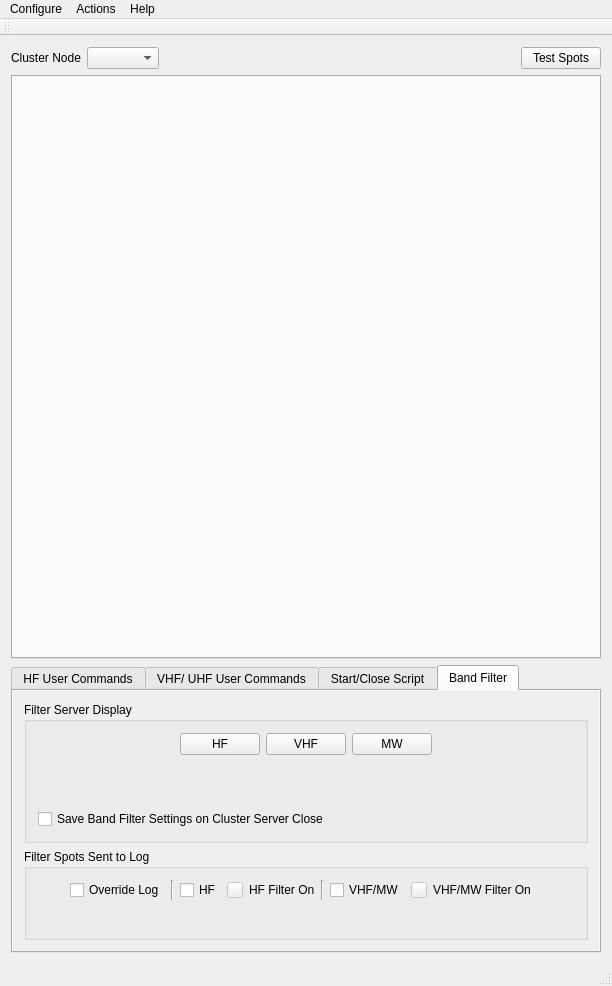
The window that mqt/MqtCluster/clustermainwindow.ui (Rsclub22/Minos2-Mirror) describes before a commit, drawn with Qt 5.
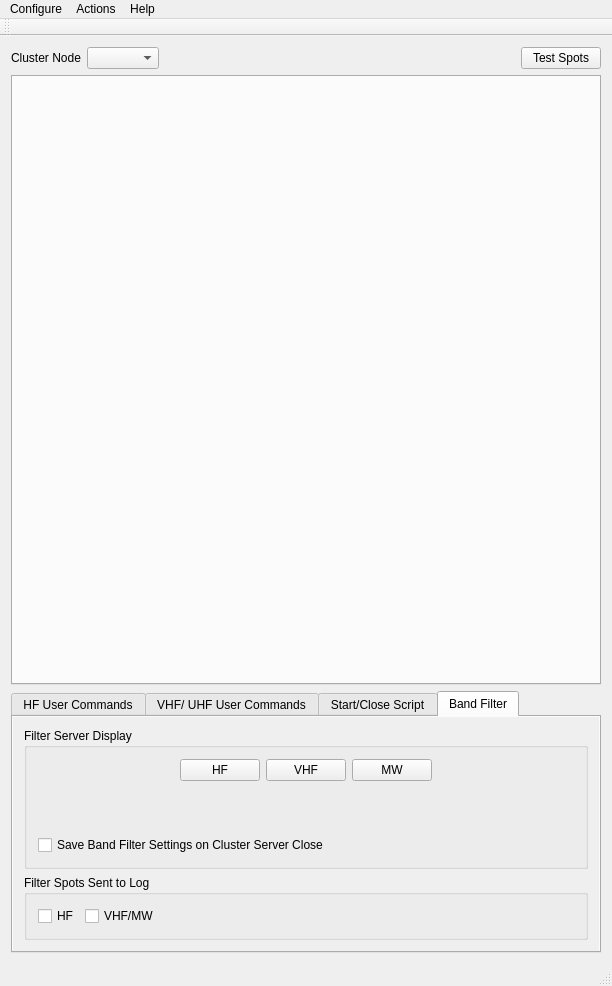
The same window after the commit. Custom widgets are drawn as their Qt base class.

Diff of the .ui file:
```diff
--- a/mqt/MqtCluster/clustermainwindow.ui
+++ b/mqt/MqtCluster/clustermainwindow.ui
@@ -553,36 +553,7 @@
             <property name="title">
              <string>Filter Spots Sent to Log</string>
             </property>
-            <layout class="QVBoxLayout" name="verticalLayout_8">
-             <item>
-              <layout class="QHBoxLayout" name="horizontalLayout_19">
-               <item>
-                <spacer name="horizontalSpacer_5">
-                 <property name="orientation">
-                  <enum>Qt::Horizontal</enum>
-                 </property>
-                 <property name="sizeHint" stdset="0">
-                  <size>
-                   <width>88</width>
-                   <height>17</height>
-                  </size>
-                 </property>
-                </spacer>
-               </item>
-               <item>
-                <widget class="QCheckBox" name="overrideLogCheckBox">
-                 <property name="text">
-                  <string>Override Log</string>
-                 </property>
-                </widget>
-               </item>
-               <item>
-                <widget class="Line" name="line_3">
-                 <property name="orientation">
-                  <enum>Qt::Vertical</enum>
-                 </property>
-                </widget>
-               </item>
+            <layout class="QHBoxLayout" name="horizontalLayout_2">
                <item>
                 <widget class="QCheckBox" name="hfLogFilterCheckBox">
                  <property name="text">
@@ -590,48 +561,6 @@
                  </property>
                 </widget>
                </item>
-               <item>
-                <widget class="QPushButton" name="hfFilterToLogIndicator">
-                 <property name="enabled">
-                  <bool>false</bool>
-                 </property>
-                 <property name="sizePolicy">
-                  <sizepolicy hsizetype="Fixed" vsizetype="Fixed">
-                   <horstretch>0</horstretch>
-                   <verstretch>0</verstretch>
-                  </sizepolicy>
-                 </property>
-                 <property name="minimumSize">
-                  <size>
-                   <width>16</width>
-                   <height>16</height>
-                  </size>
-                 </property>
-                 <property name="maximumSize">
-                  <size>
-                   <width>16</width>
-                   <height>16</height>
-                  </size>
-                 </property>
-                 <property name="text">
-                  <string/>
-                 </property>
-                </widget>
-               </item>
-               <item>
-                <widget class="QLabel" name="label_2">
-                 <property name="text">
-                  <string>HF Filter On</string>
-                 </property>
-                </widget>
-               </item>
-               <item>
-                <widget class="Line" name="line">
-                 <property name="orientation">
-                  <enum>Qt::Vertical</enum>
-                 </property>
-                </widget>
-               </item>
                <item>
                 <widget class="QCheckBox" name="vhfMwLogFilterCheckBox">
                  <property name="text">
@@ -640,67 +569,13 @@
                 </widget>
                </item>
                <item>
-                <widget class="QPushButton" name="vhfMwFilterToLogIndicator">
-                 <property name="enabled">
-                  <bool>false</bool>
-                 </property>
-                 <property name="sizePolicy">
-                  <sizepolicy hsizetype="Fixed" vsizetype="Fixed">
-                   <horstretch>0</horstretch>
-                   <verstretch>0</verstretch>
-                  </sizepolicy>
-                 </property>
-                 <property name="minimumSize">
-                  <size>
-                   <width>16</width>
-                   <height>16</height>
-                  </size>
-                 </property>
-                 <property name="maximumSize">
-                  <size>
-                   <width>16</width>
-                   <height>16</height>
-                  </size>
-                 </property>
-                 <property name="text">
-                  <string/>
-                 </property>
-                </widget>
-               </item>
-               <item>
-                <widget class="QLabel" name="label_3">
-                 <property name="text">
-                  <string>VHF/MW Filter On</string>
-                 </property>
-                </widget>
-               </item>
-               <item>
-                <spacer name="horizontalSpacer_6">
+              <spacer name="horizontalSpacer_2">
                  <property name="orientation">
                   <enum>Qt::Horizontal</enum>
                  </property>
                  <property name="sizeHint" stdset="0">
                   <size>
-                   <width>98</width>
-                   <height>17</height>
-                  </size>
-                 </property>
-                </spacer>
-               </item>
-              </layout>
-             </item>
-             <item>
-              <layout class="QVBoxLayout" name="verticalLayout">
-               <item>
-                <layout class="QHBoxLayout" name="horizontalLayout_16">
-                 <item>
-                  <spacer name="horizontalSpacer_7">
-                   <property name="orientation">
-                    <enum>Qt::Horizontal</enum>
-                   </property>
-                   <property name="sizeHint" stdset="0">
-                    <size>
-                     <width>40</width>
+                 <width>189</width>
                      <height>20</height>
                     </size>
                    </property>
@@ -714,21 +589,17 @@
                   </widget>
                  </item>
                  <item>
-                  <spacer name="horizontalSpacer_8">
+              <spacer name="horizontalSpacer_6">
                    <property name="orientation">
                     <enum>Qt::Horizontal</enum>
                    </property>
                    <property name="sizeHint" stdset="0">
                     <size>
-                     <width>40</width>
-                     <height>20</height>
+                 <width>189</width>
+                 <height>17</height>
                     </size>
                    </property>
                   </spacer>
-                 </item>
-                </layout>
-               </item>
-              </layout>
              </item>
             </layout>
            </widget>
```
Left out of the diff: 2 changed lines with no effect on the pictures. Lines whose indentation alone changed are shown as unchanged.
